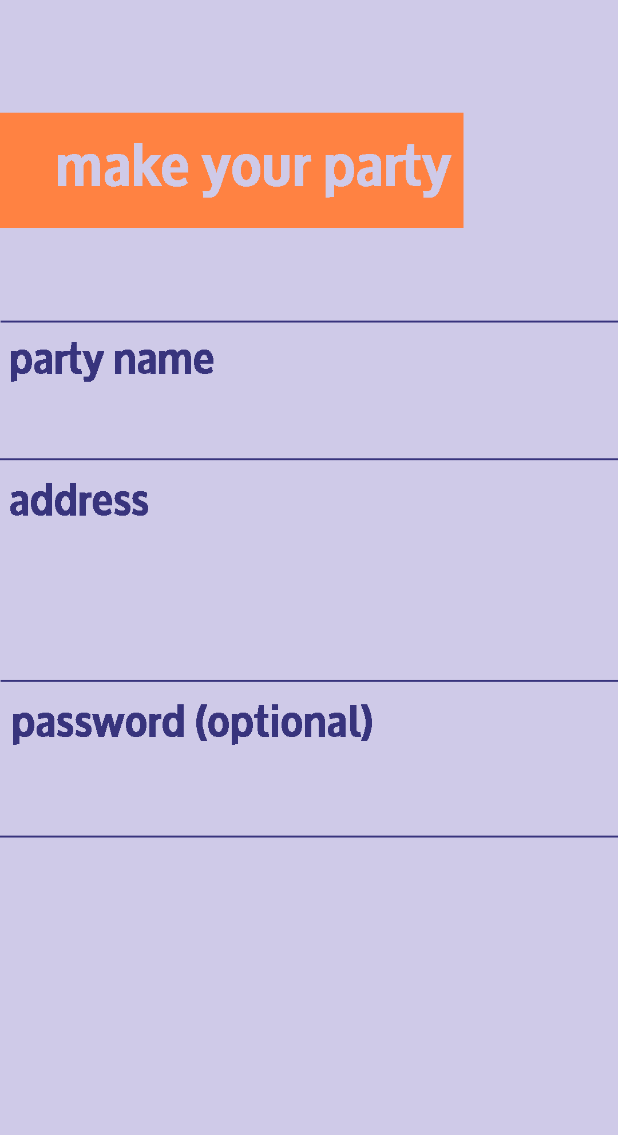
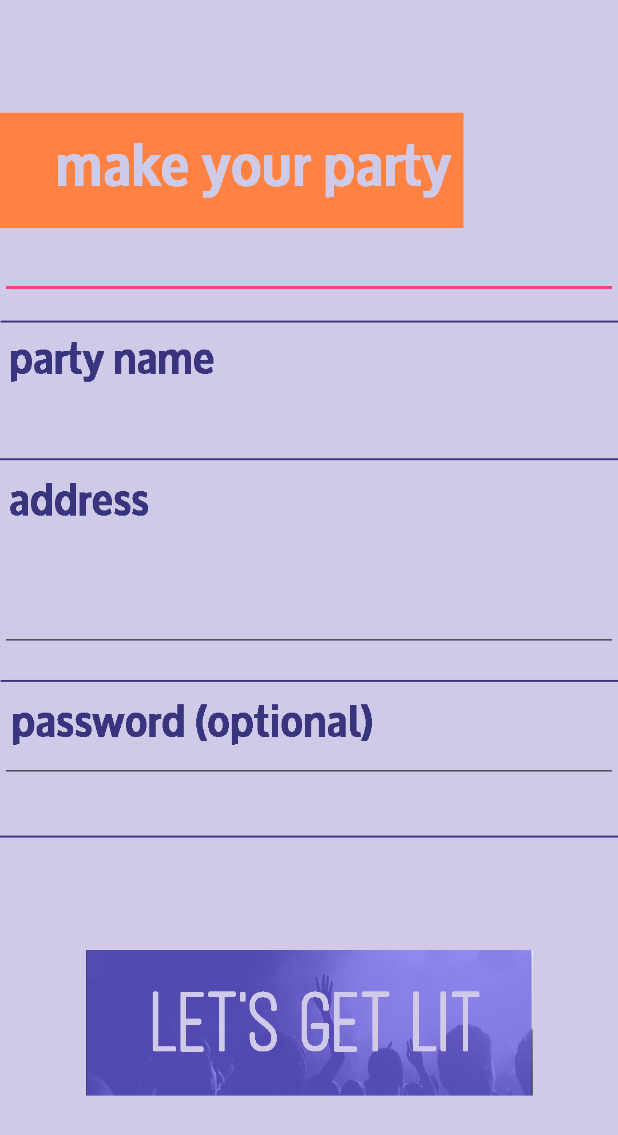
Before and after one commit to Adespinoza/UpBeat_TrojanHacks2015, an Android app: the layout content_createparty.xml on its own in the app's theme, with its tools: preview values and no code run, on a phone screen of 412 x 824 dp. Shown: the top 1135 px of the screen. Run offline under Robolectric (Android 15) with nearby library versions, the phone set to English and light mode, and no system bars.

Commit message:
add buttons to create party

```diff
--- a/CurrentParty/app/src/main/res/layout/content_createparty.xml
+++ b/CurrentParty/app/src/main/res/layout/content_createparty.xml
@@ -19,4 +19,58 @@
         android:contentDescription="nochecks"
         android:background="@drawable/nochecksay"
         android:layout_alignParentStart="true" />
+
+    <EditText
+        android:layout_width="wrap_content"
+        android:layout_height="wrap_content"
+        android:inputType="textPersonName"
+        android:ems="20"
+        android:imeOptions="actionDone"
+        android:id="@+id/editText"
+        android:layout_marginTop="154dp"
+        android:layout_alignParentTop="true"
+        android:layout_alignParentLeft="true"
+        android:layout_alignParentStart="true" />
+
+    <EditText
+        android:layout_width="wrap_content"
+        android:layout_height="wrap_content"
+        android:inputType="textPostalAddress"
+        android:ems="20"
+        android:imeOptions="actionDone"
+        android:id="@+id/editText2"
+        android:layout_centerVertical="true" />
+
+    <EditText
+        android:layout_width="wrap_content"
+        android:layout_height="wrap_content"
+        android:inputType="textPassword"
+        android:ems="20"
+        android:imeOptions="actionDone"
+        android:id="@+id/editText3"
+        android:layout_below="@+id/editText2"
+        android:layout_alignParentLeft="true"
+        android:layout_alignParentStart="true"
+        android:layout_marginTop="42dp" />
+
+    <ImageView
+        android:layout_width="wrap_content"
+        android:layout_height="wrap_content"
+        android:id="@+id/imageView2"
+        android:src="@drawable/lighter"
+        android:layout_alignParentLeft="true"
+        android:layout_alignParentStart="true"
+        android:layout_below="@+id/editText3"
+        android:layout_alignParentRight="true"
+        android:layout_alignParentEnd="true" />
+
+    <Button
+        android:layout_width="wrap_content"
+        android:layout_height="wrap_content"
+        android:id="@+id/button3"
+        android:ems="9"
+        android:background="@android:color/transparent"
+        android:layout_alignParentBottom="true"
+        android:layout_centerHorizontal="true"
+        android:layout_marginBottom="45dp" />
 </RelativeLayout>
--- a/CurrentParty/app/src/main/res/layout/content_main.xml
+++ b/CurrentParty/app/src/main/res/layout/content_main.xml
@@ -32,7 +32,7 @@
         android:layout_alignParentBottom="true"
         android:layout_alignParentRight="true"
         android:layout_alignParentEnd="true"
-        android:layout_marginBottom="103dp"
+        android:layout_marginBottom="90dp"
         android:layout_alignLeft="@+id/imageView" />
 
     <Button
```
Also changed, not shown: CurrentParty/app/src/main/res/drawable-hdpi/lighter.png (added), CurrentParty/app/src/main/res/drawable-ldpi/lighter.png (added), CurrentParty/app/src/main/res/drawable-mdpi/lighter.png (added).
